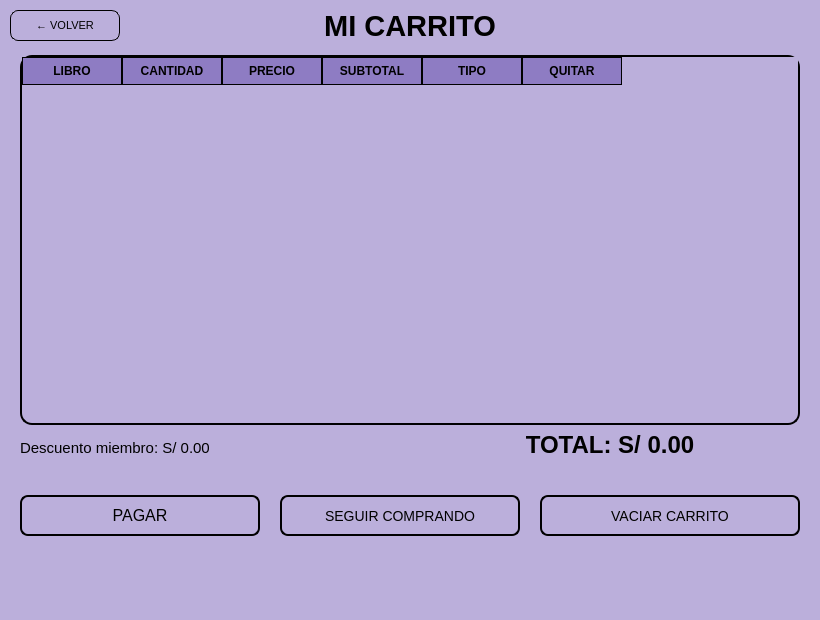
mixano611/PROYECTO_PRG_POO_PY, file BIBLIOTECA_PROY/assets/venta-carrito.ui: the form before one commit.
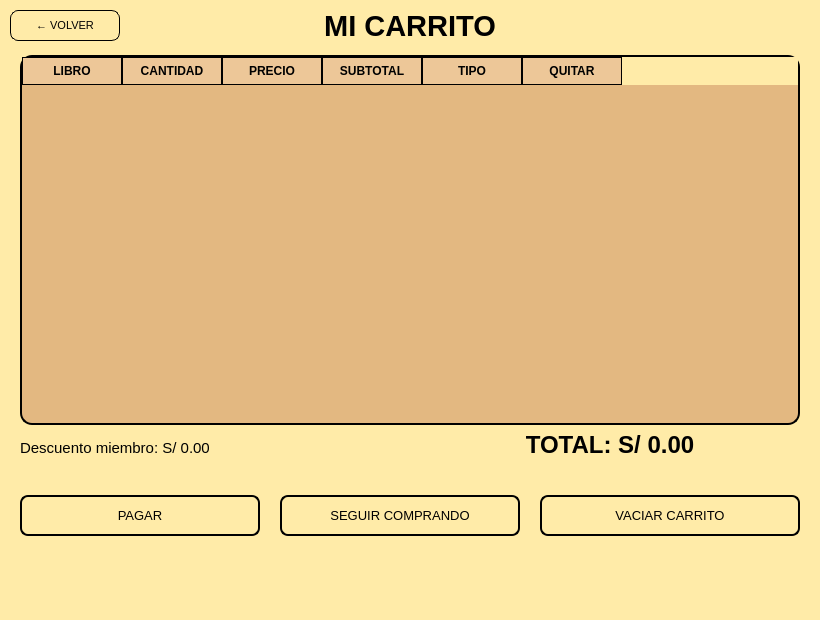
The form after the commit.

Commit message: color par1

```diff
--- a/BIBLIOTECA_PROY/assets/venta-carrito.ui
+++ b/BIBLIOTECA_PROY/assets/venta-carrito.ui
@@ -14,7 +14,7 @@
    <string>MainWindow</string>
   </property>
   <property name="styleSheet">
-   <string notr="true">background-color: #BBAFDB</string>
+   <string notr="true">background-color: #FFEBA8</string>
   </property>
   <widget class="QWidget" name="centralwidget">
     <widget class="QPushButton" name="btnVolver">
@@ -30,7 +30,7 @@
              <string notr="true">QPushButton{
 	border: 1px solid #000000;
 	border-radius: 8px;
-	background-color: #BBAFDB;
+	background-color: #FFEBA8;
 	color: black;
 	font-size: 11px;
 	cursor: pointer;
@@ -79,13 +79,13 @@
              <string notr="true">QTableWidget{
 	border: 2px solid #000000;
 	border-radius: 12px;
-	background-color: #BBAFDB;
+	background-color: #E3B881;
 	color: black;
 	font-size: 12px;
 	gridline-color: #8E7CC3;
 }
 QHeaderView::section{
-	background-color: #8E7CC3;
+	background-color: #EDC798;
 	color: black;
 	border: 1px solid #000000;
 	padding: 4px;
@@ -196,9 +196,9 @@
              <string notr="true">QPushButton{
 	border: 2px solid #000000;
 	border-radius: 8px;
-	background-color: #BBAFDB;
+	background-color: #FFEBA8;
 	color: black;
-	font-size: 16px;
+	font-size: 13px;
 	cursor: pointer;
 }
 QPushButton:hover {
@@ -226,9 +226,9 @@
              <string notr="true">QPushButton{
 	border: 2px solid #000000;
 	border-radius: 8px;
-	background-color: #BBAFDB;
+	background-color: #FFEBA8;
 	color: black;
-	font-size: 14px;
+	font-size: 13px;
 	cursor: pointer;
 }
 QPushButton:hover {
@@ -256,9 +256,9 @@
              <string notr="true">QPushButton{
 	border: 2px solid #000000;
 	border-radius: 8px;
-	background-color: #BBAFDB;
+	background-color: #FFEBA8;
 	color: black;
-	font-size: 14px;
+	font-size: 13px;
 	cursor: pointer;
 }
 QPushButton:hover {
```
Left out of the diff: 14 changed lines with no effect on the pictures. Lines whose indentation alone changed are shown as unchanged. The commit also changes 18 other files.
